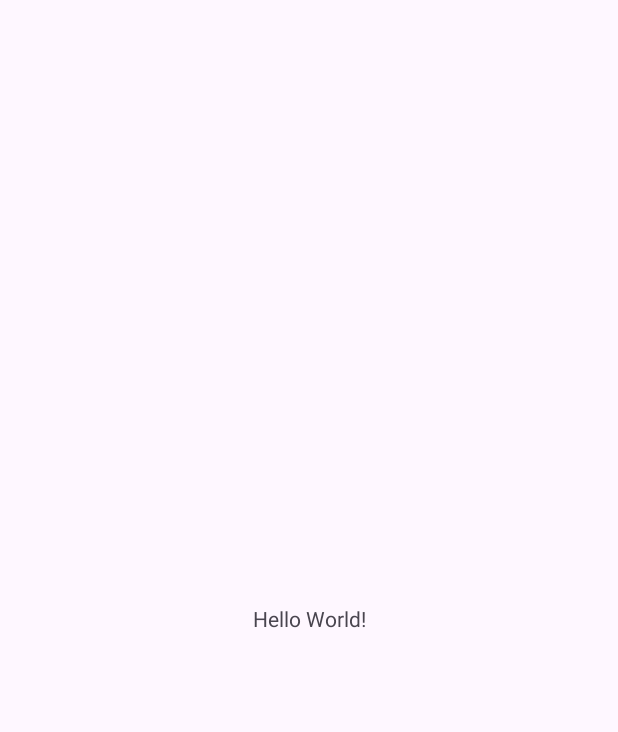
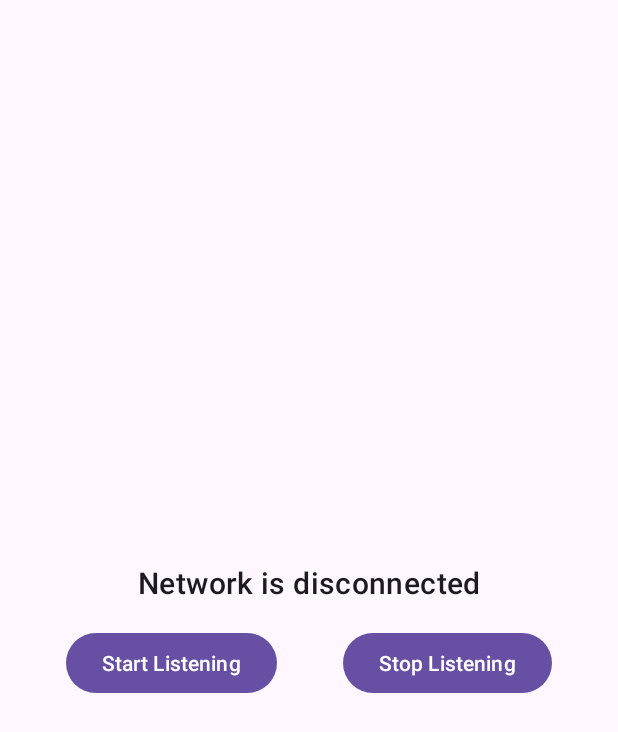
Before and after one commit to EhsanTgv/InternetConnectionMonitor, an Android app: the screen it shows after launch (MainActivity), on a phone screen of 412 x 824 dp. Before the commit the part shown is almost empty. Shown: the top 732 px of the screen. Run offline under Robolectric (Android 15) with nearby library versions, the phone set to English and light mode, and no system bars; our stand-ins replace Dagger/Hilt's generated code.

Commit message:
Implement Internet Connection Monitor

```diff
--- a/app/src/main/AndroidManifest.xml
+++ b/app/src/main/AndroidManifest.xml
@@ -2,7 +2,9 @@
 <manifest xmlns:android="http://schemas.android.com/apk/res/android"
     xmlns:tools="http://schemas.android.com/tools">
 
+    <uses-permission android:name="android.permission.ACCESS_NETWORK_STATE" />
     <application
+        android:name=".App"
         android:allowBackup="true"
         android:dataExtractionRules="@xml/data_extraction_rules"
         android:fullBackupContent="@xml/backup_rules"
--- /dev/null
+++ b/app/src/main/java/com/eryaz/internetconnectionmonitor/App.kt
@@ -0,0 +1,7 @@
+package com.eryaz.internetconnectionmonitor
+
+import android.app.Application
+import dagger.hilt.android.HiltAndroidApp
+
+@HiltAndroidApp
+class App : Application()
--- a/app/src/main/java/com/eryaz/internetconnectionmonitor/MainActivity.kt
+++ b/app/src/main/java/com/eryaz/internetconnectionmonitor/MainActivity.kt
@@ -2,10 +2,49 @@ package com.eryaz.internetconnectionmonitor
 
 import androidx.appcompat.app.AppCompatActivity
 import android.os.Bundle
+import android.widget.Button
+import android.widget.TextView
+import androidx.annotation.StringRes
+import androidx.lifecycle.lifecycleScope
+import com.eryaz.internetconnectionmonitor.data.NetworkConnectionManager
+import dagger.hilt.android.AndroidEntryPoint
+import kotlinx.coroutines.flow.launchIn
+import kotlinx.coroutines.flow.onEach
+import javax.inject.Inject
 
+@AndroidEntryPoint
 class MainActivity : AppCompatActivity() {
+
+    @Inject
+    lateinit var networkConnectionManager: NetworkConnectionManager
+
     override fun onCreate(savedInstanceState: Bundle?) {
         super.onCreate(savedInstanceState)
         setContentView(R.layout.activity_main)
+
+        val tvIsNetworkConnected: TextView = findViewById(R.id.tvIsNetworkConnected)
+
+        val btnStartListen: Button = findViewById(R.id.btnStartListen)
+        val btnStopListen: Button = findViewById(R.id.btnStopListen)
+
+        btnStartListen.setOnClickListener {
+            networkConnectionManager.startListenNetworkState()
+        }
+
+        btnStopListen.setOnClickListener {
+            networkConnectionManager.stopListenNetworkState()
+        }
+
+        networkConnectionManager.isNetworkConnectedFlow
+            .onEach {
+                @StringRes val res = if (it) {
+                    R.string.network_is_connected
+                } else {
+                    R.string.network_is_disconnected
+                }
+
+                tvIsNetworkConnected.setText(res)
+            }
+            .launchIn(lifecycleScope)
     }
 }
--- /dev/null
+++ b/app/src/main/java/com/eryaz/internetconnectionmonitor/data/NetworkConnectionManager.kt
@@ -0,0 +1,152 @@
+package com.eryaz.internetconnectionmonitor.data
+
+import android.content.Context
+import android.net.ConnectivityManager
+import android.net.Network
+import android.net.NetworkCapabilities
+import androidx.core.content.getSystemService
+import dagger.hilt.android.qualifiers.ApplicationContext
+import kotlinx.coroutines.CoroutineScope
+import kotlinx.coroutines.coroutineScope
+import kotlinx.coroutines.flow.MutableStateFlow
+import kotlinx.coroutines.flow.SharingStarted
+import kotlinx.coroutines.flow.StateFlow
+import kotlinx.coroutines.flow.map
+import kotlinx.coroutines.flow.stateIn
+import kotlinx.coroutines.flow.update
+import javax.inject.Inject
+import javax.inject.Singleton
+
+interface NetworkConnectionManager {
+    val isNetworkConnectedFlow: StateFlow<Boolean>
+
+    val isNetworkConnected: Boolean
+
+    fun startListenNetworkState()
+
+    fun stopListenNetworkState()
+}
+
+@Singleton
+class NetworkConnectionManagerImpl @Inject constructor(
+    @ApplicationContext context: Context,
+    coroutineScope: CoroutineScope,
+) : NetworkConnectionManager {
+
+    private val connectivityManager: ConnectivityManager = context.getSystemService()!!
+
+    private val networkCallback = NetworkCallback()
+
+    private val _currentNetwork = MutableStateFlow(provideDefaultCurrentNetwork())
+
+    override val isNetworkConnectedFlow: StateFlow<Boolean> =
+        _currentNetwork
+            .map { it.isConnected() }
+            .stateIn(
+                scope = coroutineScope,
+                started = SharingStarted.WhileSubscribed(),
+                initialValue = _currentNetwork.value.isConnected()
+            )
+
+    override val isNetworkConnected: Boolean
+        get() = isNetworkConnectedFlow.value
+
+    override fun startListenNetworkState() {
+        if (_currentNetwork.value.isListening) {
+            return
+        }
+
+        _currentNetwork.update {
+            provideDefaultCurrentNetwork()
+                .copy(isListening = true)
+        }
+
+        connectivityManager.registerDefaultNetworkCallback(networkCallback)
+    }
+
+    override fun stopListenNetworkState() {
+        if (!_currentNetwork.value.isListening) {
+            return
+        }
+
+        _currentNetwork.update {
+            it.copy(isListening = false)
+        }
+
+        connectivityManager.unregisterNetworkCallback(networkCallback)
+    }
+
+    private inner class NetworkCallback : ConnectivityManager.NetworkCallback() {
+
+        override fun onAvailable(network: Network) {
+            _currentNetwork.update {
+                it.copy(isAvailable = true)
+            }
+        }
+
+        override fun onLost(network: Network) {
+            _currentNetwork.update {
+                it.copy(
+                    isAvailable = false,
+                    networkCapabilities = null
+                )
+            }
+        }
+
+        override fun onUnavailable() {
+            _currentNetwork.update {
+                it.copy(
+                    isAvailable = false,
+                    networkCapabilities = null
+                )
+            }
+        }
+
+        override fun onCapabilitiesChanged(
+            network: Network,
+            networkCapabilities: NetworkCapabilities
+        ) {
+            _currentNetwork.update {
+                it.copy(networkCapabilities = networkCapabilities)
+            }
+        }
+
+        override fun onBlockedStatusChanged(network: Network, blocked: Boolean) {
+            _currentNetwork.update {
+                it.copy(isBlocked = blocked)
+            }
+        }
+    }
+
+    private fun provideDefaultCurrentNetwork(): CurrentNetwork {
+        return CurrentNetwork(
+            isListening = false,
+            networkCapabilities = null,
+            isAvailable = false,
+            isBlocked = false
+        )
+    }
+
+    private data class CurrentNetwork(
+        val isListening: Boolean,
+        val networkCapabilities: NetworkCapabilities?,
+        val isAvailable: Boolean,
+        val isBlocked: Boolean,
+    )
+
+    private fun CurrentNetwork.isConnected(): Boolean {
+        return isListening && isAvailable && !isBlocked && networkCapabilities.isNetworkCapabilitiesValid()
+    }
+
+    private fun NetworkCapabilities?.isNetworkCapabilitiesValid(): Boolean = when {
+        this == null -> false
+        hasCapability(NetworkCapabilities.NET_CAPABILITY_INTERNET) &&
+                hasCapability(NetworkCapabilities.NET_CAPABILITY_VALIDATED) &&
+                (hasTransport(NetworkCapabilities.TRANSPORT_WIFI) ||
+                        hasTransport(NetworkCapabilities.TRANSPORT_VPN) ||
+                        hasTransport(NetworkCapabilities.TRANSPORT_CELLULAR) ||
+                        hasTransport(NetworkCapabilities.TRANSPORT_ETHERNET)) -> true
+
+        else -> false
+    }
+}
--- /dev/null
+++ b/app/src/main/java/com/eryaz/internetconnectionmonitor/di/AppModule.kt
@@ -0,0 +1,26 @@
+package com.eryaz.internetconnectionmonitor.di
+
+import com.eryaz.internetconnectionmonitor.data.NetworkConnectionManager
+import com.eryaz.internetconnectionmonitor.data.NetworkConnectionManagerImpl
+import dagger.Binds
+import dagger.Module
+import dagger.Provides
+import dagger.hilt.InstallIn
+import dagger.hilt.components.SingletonComponent
+import kotlinx.coroutines.CoroutineScope
+import kotlinx.coroutines.Dispatchers
+import kotlinx.coroutines.SupervisorJob
+import javax.inject.Singleton
+
+@Module
+@InstallIn(SingletonComponent::class)
+abstract class AppModule {
+    companion object {
+        @Provides
+        @Singleton
+        fun provideCoroutineScope() = CoroutineScope(Dispatchers.Default + SupervisorJob())
+    }
+
+    @Binds
+    abstract fun bindNetworkConnectionManager(networkConnectionManagerImpl: NetworkConnectionManagerImpl): NetworkConnectionManager
+}
--- a/app/src/main/res/layout/activity_main.xml
+++ b/app/src/main/res/layout/activity_main.xml
@@ -7,12 +7,39 @@
     tools:context=".MainActivity">
 
     <TextView
+        android:id="@+id/tvIsNetworkConnected"
         android:layout_width="wrap_content"
         android:layout_height="wrap_content"
-        android:text="Hello World!"
+        android:layout_margin="16dp"
+        android:textAppearance="?textAppearanceHeadline6"
+        app:layout_constraintBottom_toTopOf="@+id/btnStartListen"
+        app:layout_constraintEnd_toEndOf="parent"
+        app:layout_constraintHorizontal_bias="0.5"
+        app:layout_constraintStart_toStartOf="parent"
+        app:layout_constraintTop_toTopOf="parent"
+        app:layout_constraintVertical_chainStyle="packed"
+        tools:text="@string/network_is_connected" />
+
+    <Button
+        android:id="@+id/btnStartListen"
+        android:layout_width="wrap_content"
+        android:layout_height="wrap_content"
+        android:text="@string/start_listening"
         app:layout_constraintBottom_toBottomOf="parent"
+        app:layout_constraintEnd_toStartOf="@+id/btnStopListen"
+        app:layout_constraintHorizontal_bias="0.5"
+        app:layout_constraintStart_toStartOf="parent"
+        app:layout_constraintTop_toBottomOf="@+id/tvIsNetworkConnected" />
+
+    <Button
+        android:id="@+id/btnStopListen"
+        android:layout_width="wrap_content"
+        android:layout_height="wrap_content"
+        android:text="@string/stop_listening"
+        app:layout_constraintBottom_toBottomOf="@+id/btnStartListen"
         app:layout_constraintEnd_toEndOf="parent"
-        app:layout_constraintStart_toStartOf="parent"
-        app:layout_constraintTop_toTopOf="parent" />
+        app:layout_constraintHorizontal_bias="0.5"
+        app:layout_constraintStart_toEndOf="@+id/btnStartListen"
+        app:layout_constraintTop_toTopOf="@+id/btnStartListen" />
 
 </androidx.constraintlayout.widget.ConstraintLayout>
--- a/app/src/main/res/values/strings.xml
+++ b/app/src/main/res/values/strings.xml
@@ -1,3 +1,7 @@
 <resources>
     <string name="app_name">Internet Connection Monitor</string>
+    <string name="network_is_connected">Network is connected</string>
+    <string name="network_is_disconnected">Network is disconnected</string>
+    <string name="start_listening">Start Listening</string>
+    <string name="stop_listening">Stop Listening</string>
 </resources>
--- a/build.gradle.kts
+++ b/build.gradle.kts
@@ -1,5 +1,6 @@
 // Top-level build file where you can add configuration options common to all sub-projects/modules.
 plugins {
     id("com.android.application") version "8.2.0" apply false
-    id("org.jetbrains.kotlin.android") version "1.9.10" apply false
+    id("org.jetbrains.kotlin.android") version "1.7.0" apply false
+    id("com.google.dagger.hilt.android") version "2.42" apply false
 }
```
Also changed, not shown: app/build.gradle.kts (+10 -0 lines).
